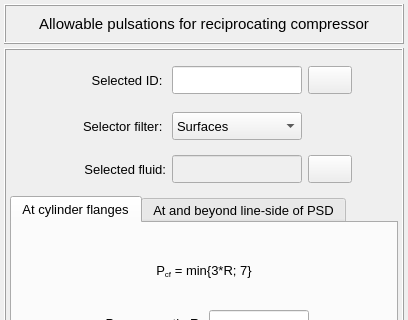
The window that vibra/interface/data/ui_files/plots/acoustic/allowable_pulsations_for_reciprocating_compressor_inputs.ui (MOPT-UFSC/VIBRA) describes before a commit, drawn with Qt 5; both pictures show x 0 to 408 and y 0 to 320 of the 408 by 500 pixel window.
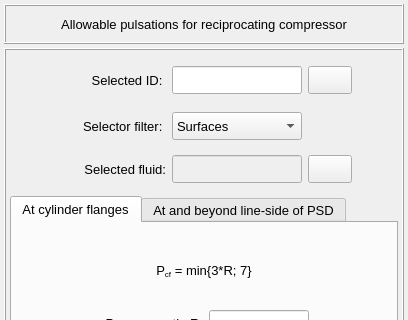
The same window after the commit. Icons and pictures are not drawn.

The edit to the form file:
```diff
--- a/vibra/interface/data/ui_files/plots/acoustic/allowable_pulsations_for_reciprocating_compressor_inputs.ui
+++ b/vibra/interface/data/ui_files/plots/acoustic/allowable_pulsations_for_reciprocating_compressor_inputs.ui
@@ -96,8 +96,8 @@
         </property>
         <property name="font">
          <font>
-          <family>MS Shell Dlg 2</family>
-          <pointsize>11</pointsize>
+          <family>Segoe UI</family>
+          <pointsize>10</pointsize>
           <italic>false</italic>
           <bold>false</bold>
          </font>
```
